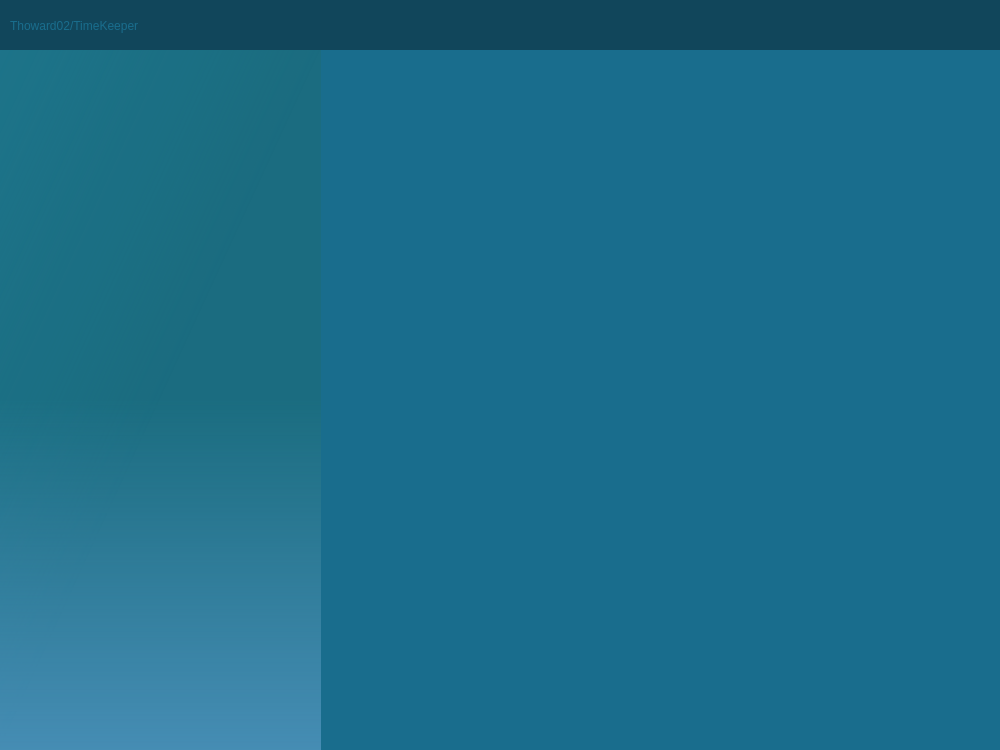
Old version of the form mainwindow.ui in the repository thoward02/homepagecpp.
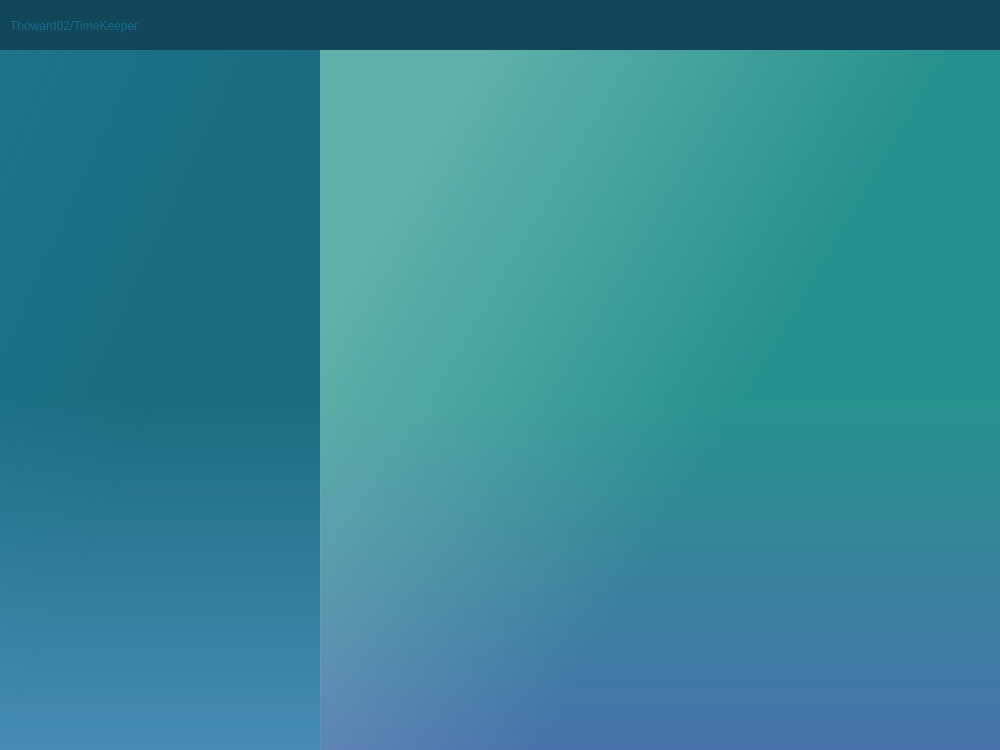
New version of the form.

Patch:
```diff
--- a/mainwindow.ui
+++ b/mainwindow.ui
@@ -107,6 +107,52 @@
      <enum>QFrame::Raised</enum>
     </property>
    </widget>
+   <widget class="QFrame" name="frame_2">
+    <property name="geometry">
+     <rect>
+      <x>320</x>
+      <y>50</y>
+      <width>681</width>
+      <height>701</height>
+     </rect>
+    </property>
+    <property name="styleSheet">
+     <string notr="true">QFrame{
+	background: qlineargradient(spread:pad, x1:1, y1:1, x2:1, y2:0.5, x3:1, y3:0, stop:0 rgba(96, 63, 205, 0.7), stop:1 rgba(45, 167, 151,0.2), stop:2 rgba(17, 70, 91,0));
+	border: none;
+
+}</string>
+    </property>
+    <property name="frameShape">
+     <enum>QFrame::StyledPanel</enum>
+    </property>
+    <property name="frameShadow">
+     <enum>QFrame::Raised</enum>
+    </property>
+    <widget class="QFrame" name="frame_3">
+     <property name="geometry">
+      <rect>
+       <x>0</x>
+       <y>0</y>
+       <width>681</width>
+       <height>701</height>
+      </rect>
+     </property>
+     <property name="styleSheet">
+      <string notr="true">QFrame{
+	background: qlineargradient(spread:pad, x0:1, y1:0.4, x2:0.5, y2:0.7, x3:0.5, y3:1, stop:0 rgba(163, 233, 199, 0.5), stop:1 rgba(63, 204, 136,0.3), stop:2 rgba(17, 70, 91,0));
+	border: none;
+
+}</string>
+     </property>
+     <property name="frameShape">
+      <enum>QFrame::StyledPanel</enum>
+     </property>
+     <property name="frameShadow">
+      <enum>QFrame::Raised</enum>
+     </property>
+    </widget>
+   </widget>
   </widget>
  </widget>
  <layoutdefault spacing="6" margin="11"/>
```
